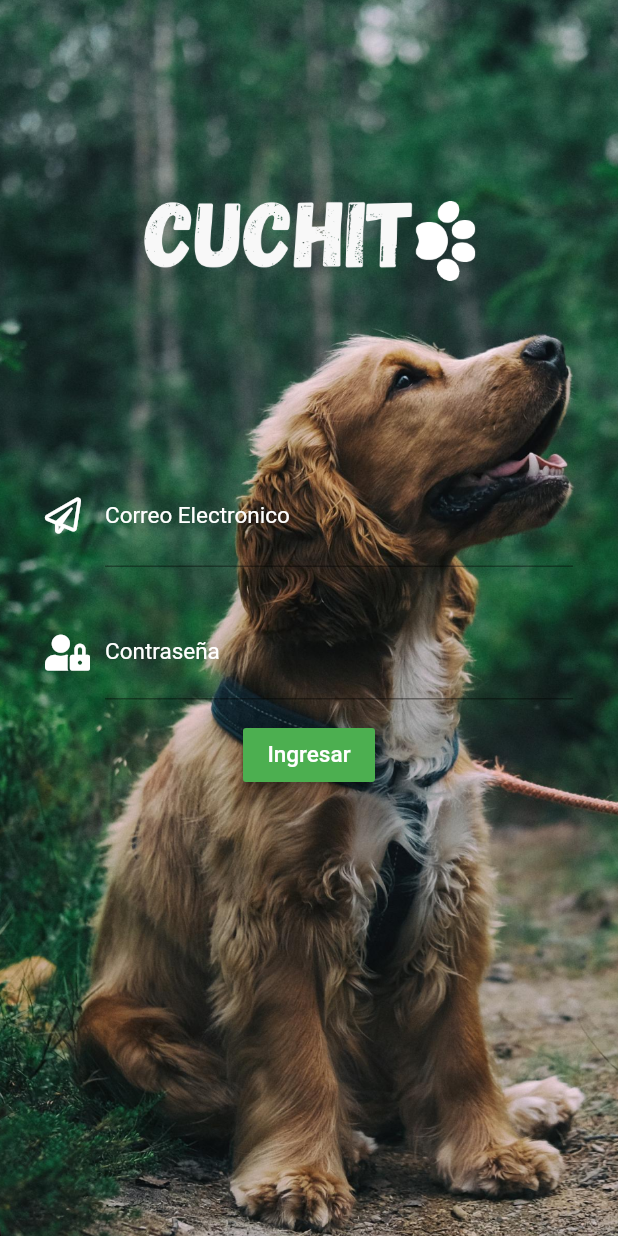
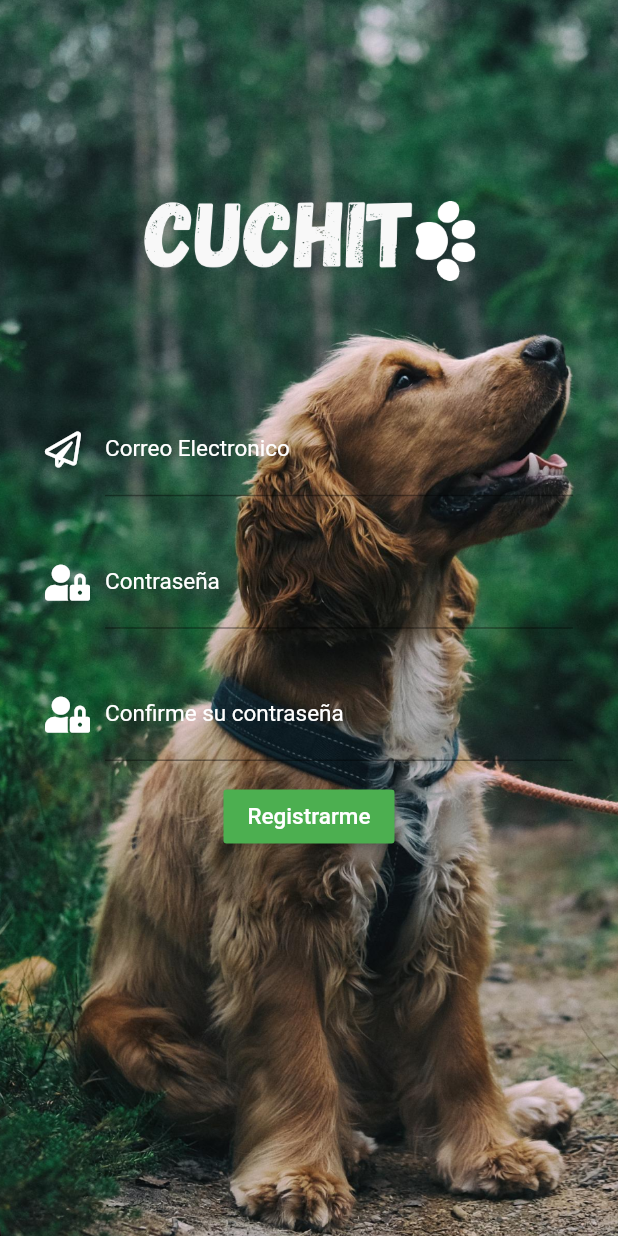
Before and after one commit to cuchitoapp/cuchito-app, a Flutter app: the Registro screen opened directly, on a phone screen of 412 x 824 dp. Run offline on Flutter 3.47's test engine with Material 2 defaults, Android fonts, the phone set to English and light mode, and no system bars; our stand-ins replace firebase_auth, font_awesome_flutter; accounts and stored records are empty.

```diff
--- a/lib/screens/login.dart
+++ b/lib/screens/login.dart
@@ -167,6 +167,17 @@ class _LoginState extends State<Login> {
                   mainAxisAlignment: MainAxisAlignment.spaceBetween,
                   children: <Widget>[
                     FloatingActionButton(
+                      heroTag: 'cuchito',
+                      backgroundColor: Color(0xff3b5998),
+                      child: Icon(FontAwesomeIcons.paw),
+                      onPressed: () {
+                        Navigator.push(
+                          context,
+                          MaterialPageRoute(builder: (context) => Registro()),
+                        );
+                      },
+                    ),
+                    FloatingActionButton(
                       heroTag: 'google',
                       child: Icon(FontAwesomeIcons.google),
                       backgroundColor: Color(0xff4285F4),
@@ -178,17 +189,6 @@ class _LoginState extends State<Login> {
                       child: Icon(FontAwesomeIcons.facebook),
                       onPressed: null,
                     ),
-                    FloatingActionButton(
-                      heroTag: 'cuchito',
-                      backgroundColor: Color(0xff3b5998),
-                      child: Icon(FontAwesomeIcons.paw),
-                      onPressed: () {
-                        Navigator.push(
-                          context,
-                          MaterialPageRoute(builder: (context) => Registro()),
-                        );
-                      },
-                    ),
                   ],
                 ),
               ),
--- a/lib/screens/registro.dart
+++ b/lib/screens/registro.dart
@@ -13,7 +13,7 @@ class _RegistroState extends State<Registro> {
   TextEditingController emailController = new TextEditingController();
   TextEditingController passController = new TextEditingController();
   final _formKey = GlobalKey<FormState>();
-  String _email, _pass;
+  String _email, _pass, _confirmpass;
   @override
   Widget build(BuildContext context) {
     final theme = Theme.of(context);
@@ -49,17 +49,17 @@ class _RegistroState extends State<Registro> {
                         ),
                       ),
                       keyboardType: TextInputType.emailAddress,
-                      validator: (input) =>
-                          !input.contains('@') ? 'Ingrese un email' : null,
+                      validator: (input) => !input.contains('@')
+                          ? 'Ingrese un email valido'
+                          : null,
                       onSaved: (input) => _email = input,
-                      style: TextStyle(fontSize: 25, color: Colors.white),
+                      style: TextStyle(fontSize: 20, color: Colors.white),
                     ),
                   ),
                   Padding(
                     padding:
                         EdgeInsets.symmetric(horizontal: 30.0, vertical: 13.0),
                     child: TextFormField(
-                      controller: passController,
                       decoration: InputDecoration(
                         labelText: 'Contraseña',
                         labelStyle: theme.textTheme.caption
@@ -69,9 +69,32 @@ class _RegistroState extends State<Registro> {
                           color: Colors.white,
                         ),
                       ),
-                      validator: (input) =>
-                          input.length < 6 ? 'Al menos 6 caracters' : null,
-                      onSaved: (input) => _email = input,
+                      validator: (input) => input.trim().length < 6
+                          ? 'Al menos 6 caracters'
+                          : null,
+                      onSaved: (input) => _pass = input,
+                      style: TextStyle(fontSize: 20, color: Colors.white),
+                      obscureText: true,
+                    ),
+                  ),
+                  Padding(
+                    padding:
+                        EdgeInsets.symmetric(horizontal: 30.0, vertical: 13.0),
+                    child: TextFormField(
+                      controller: passController,
+                      decoration: InputDecoration(
+                        labelText: 'Confirme su contraseña',
+                        labelStyle: theme.textTheme.caption
+                            .copyWith(color: Colors.white, fontSize: 15.0),
+                        icon: Icon(
+                          FontAwesomeIcons.userLock,
+                          color: Colors.white,
+                        ),
+                      ),
+                      validator: (_pass) => _pass != _confirmpass
+                          ? 'Las contraseñas deben coincidir'
+                          : null,
+                      onSaved: (input) => _confirmpass = input,
                       style: TextStyle(fontSize: 20, color: Colors.white),
                       obscureText: true,
                     ),
@@ -82,7 +105,7 @@ class _RegistroState extends State<Registro> {
                     },
                     color: Colors.green,
                     child: Text(
-                      'Ingresar',
+                      'Registrarme',
                       style: TextStyle(
                         color: Colors.white,
                         fontSize: 15.0,
@@ -101,6 +124,7 @@ class _RegistroState extends State<Registro> {
   void signinEmailandPassoword() async {
     FirebaseUser user;
     if (_formKey.currentState.validate()) {
+      if (_pass == _confirmpass) {
         try {
           user = (await mAuth.createUserWithEmailAndPassword(
               email: emailController.text,
@@ -112,10 +136,12 @@ class _RegistroState extends State<Registro> {
             print('usuario registrado');
           }
         }
+      }
     } else {
       _formKey.currentState.save();
       print(_email);
       print(_pass);
+      print(_confirmpass);
     }
   }
 }
```
Lines whose indentation alone changed are shown as unchanged.
